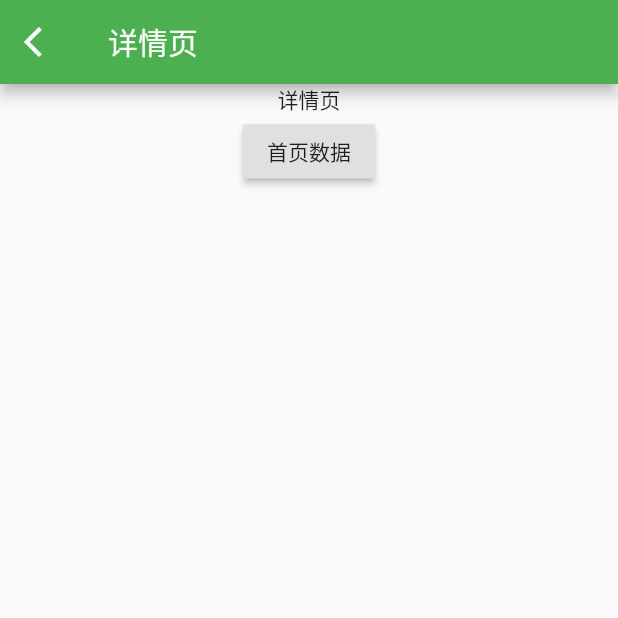
After one commit to xiaofangyin/flutter_douban, a Flutter app: the MovieDetailActivity screen opened directly, on a phone screen of 412 x 824 dp, the top half of it. The commit adds this screen. Run offline on Flutter 3.47's test engine with Material 2 defaults, Android fonts, the phone set to English and light mode, and no system bars; our stand-ins replace dio; network calls fail; statements that could not run were skipped.

Commit message:
路由跳转

```diff
--- /dev/null
+++ b/lib/pages/detail/movie_detail.dart
@@ -0,0 +1,37 @@
+import 'package:flutter/material.dart';
+
+class MovieDetailActivity extends StatelessWidget {
+  final String _message;
+
+  MovieDetailActivity(this._message);
+
+  @override
+  Widget build(BuildContext context) {
+    return Scaffold(
+      appBar: AppBar(
+        title: Text("详情页"),
+        leading: IconButton(
+          icon: Icon(Icons.arrow_back_ios),
+          onPressed: () => _backToHome(context),
+        ),
+      ),
+      body: Center(
+        child: Column(
+          children: <Widget>[
+            Text("详情页"),
+            RaisedButton(
+              child: Text("${_message}"),
+              onPressed: () {
+                _backToHome(context);
+              },
+            )
+          ],
+        ),
+      ),
+    );
+  }
+
+  String _backToHome(BuildContext context) {
+    Navigator.of(context).pop("message from detail");
+  }
+}
```
Also changed, not shown: lib/pages/home/main_home_movie_item.dart (+12 -0 lines).
